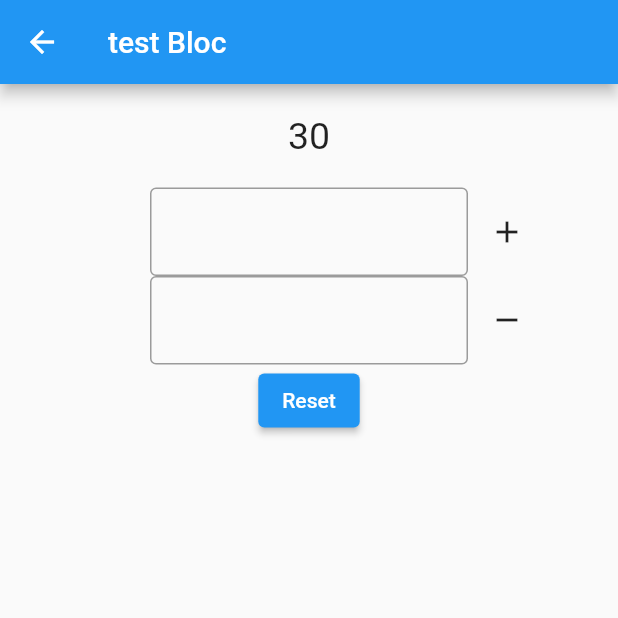
After one commit to banam10a10/flutter, a Flutter app: the Home screen opened by its route, in the side drawer, after a tap on "Test Bloc", on a phone screen of 412 x 824 dp, the top half of it. The commit adds this screen. Run offline on Flutter 3.47's test engine with Material 2 defaults, Android fonts, the phone set to English and light mode, and no system bars; drawn by our look-alikes of keyboard_dismisser.

Commit message:
update file

```diff
--- a/flutter_test1/lib/src/Drawer.dart
+++ b/flutter_test1/lib/src/Drawer.dart
@@ -1,4 +1,6 @@
 import 'package:flutter/material.dart';
+import 'package:flutter_test1/src/UI/TestBloc.dart';
+import 'package:flutter_test1/src/UI/TestBloc2.dart';
 
 class DrawerScreen extends StatelessWidget {
   @override
@@ -63,6 +65,32 @@ class DrawerScreen extends StatelessWidget {
               Navigator.pushNamed(context, '/login');
             },
           ),
+          ListTile(
+            leading: Icon(Icons.logout),
+            title: Text(
+              'Test Bloc',
+              style: TextStyle(
+                fontWeight: FontWeight.bold,
+                fontSize: 18,
+              ),
+            ),
+            onTap: () {
+              Navigator.push(context, MaterialPageRoute(builder: (context) => TestBloc()));
+            },
+          ),
+          ListTile(
+            leading: Icon(Icons.logout),
+            title: Text(
+              'Bloc2',
+              style: TextStyle(
+                fontWeight: FontWeight.bold,
+                fontSize: 18,
+              ),
+            ),
+            onTap: () {
+              Navigator.push(context, MaterialPageRoute(builder: (context) => Bloc2()));
+            },
+          ),
         ],
       ),
     );
--- /dev/null
+++ b/flutter_test1/lib/src/UI/TestBloc.dart
@@ -0,0 +1,101 @@
+import 'dart:ui';
+
+import 'package:flutter/material.dart';
+import 'package:flutter/services.dart';
+import 'package:flutter_test1/src/blocs/Testblocs.dart';
+import 'package:keyboard_dismisser/keyboard_dismisser.dart';
+
+class TestBloc extends StatefulWidget {
+  @override
+  _TestBlocState createState() => _TestBlocState();
+}
+
+class _TestBlocState extends State<TestBloc> {
+  TextEditingController incre = new TextEditingController();
+  TextEditingController decre = new TextEditingController();
+
+  BlocTest bloc = new BlocTest();
+
+  @override
+  Widget build(BuildContext context) {
+    return Scaffold(
+        appBar: AppBar(
+          title: Text('test Bloc'),
+        ),
+        body: KeyboardDismisser(
+            child: SingleChildScrollView(
+                child: Column(
+                  children: [
+                    Padding(
+                      padding: const EdgeInsets.only(top: 20, bottom: 20),
+                      child: StreamBuilder(
+                          stream: bloc.OutputStream,
+                          initialData: 30,
+                          builder: (context, snapshot) => Text(
+                                snapshot.data.toString(),
+                                style: TextStyle(fontSize: 25),
+                              )),
+                    ),
+                    Stack(
+                      alignment: AlignmentDirectional.centerEnd,
+                      children: [
+                        Padding(
+                          padding: const EdgeInsets.only(right: 100, left: 100),
+                          child: TextField(
+                            controller: incre,
+                            keyboardType: TextInputType.number,
+                            inputFormatters: [FilteringTextInputFormatter.digitsOnly],
+                            decoration: InputDecoration(
+                              border: OutlineInputBorder(
+                                  borderSide:
+                                      BorderSide(color: Colors.black, width: 1)),
+                            ),
+                          ),
+                        ),
+                        Padding(
+                            padding: EdgeInsets.only(right: 50),
+                            child: GestureDetector(
+                              child: IconButton(
+                                  icon: Icon(Icons.add),
+                                  onPressed: () {
+                                    bloc.InputController.sink.add(Increment(incre.text));
+                                  }),
+                            )),
+                      ],
+                    ),
+                    Stack(
+                      alignment: AlignmentDirectional.centerEnd,
+                      children: [
+                        Padding(
+                          padding: const EdgeInsets.only(right: 100, left: 100),
+                          child: TextField(
+                            controller: decre,
+                            keyboardType: TextInputType.number,
+                            inputFormatters: [FilteringTextInputFormatter.digitsOnly],
+                            decoration: InputDecoration(
+                              border: OutlineInputBorder(
+                                  borderSide:
+                                      BorderSide(color: Colors.black, width: 1)),
+                            ),
+                          ),
+                        ),
+                        Padding(
+                          padding: EdgeInsets.only(right: 50),
+                            child: GestureDetector(
+                                child: IconButton(
+                                    icon: Icon(Icons.remove),
+                                    onPressed: () {
+                                      bloc.InputController.sink.add(Decrement(decre.text));
+                                    }),
+                        )),
+                      ],
+                    ),
+                    ElevatedButton(
+                        onPressed: () {
+                          bloc.InputController.sink.add(Reset());
+                        },
+                        child: Text('Reset'))
+          ],
+        ))));
+  }
+}
--- /dev/null
+++ b/flutter_test1/lib/src/blocs/Testblocs.dart
@@ -0,0 +1,58 @@
+import 'dart:async';
+
+class BlocTest {
+  int Num = 30;
+
+  StreamController InputController = new StreamController<Input>();
+  StreamController Output = new StreamController();
+
+  Stream get InputStream => InputController.stream;
+
+  Stream get OutputStream => Output.stream;
+
+  BlocTest() {
+    InputStream.listen((event) {
+      if (event is Increment) {
+        var i = toNumber.StringToNumber(event.increment);
+        Num += i;
+      } else if (event is Decrement) {
+        var i = toNumber.StringToNumber(event.decrement);
+        Num -= i;
+      } else
+        Num = 0;
+      Output.sink.add(Num);
+    });
+  }
+
+  void dispose() {
+    InputController.close();
+    Output.close();
+  }
+}
+
+abstract class Input {}
+
+class Increment extends Input {
+  Increment(this.increment);
+
+  final String increment;
+}
+
+class Decrement extends Input {
+  Decrement(this.decrement);
+  final String decrement;
+}
+
+class Reset extends Input {}
+
+class toNumber {
+  static StringToNumber(String string) {
+    var sum = 0;
+    var num = string.codeUnits.toList();
+    for (var i in num) {
+      i -= 48;
+      sum = sum * 10 + i;
+    }
+    return sum;
+  }
+}
```
Also changed, not shown: flutter_test1/lib/src/UI/TestBloc2.dart (added, +65 -0 lines), flutter_test1/lib/src/Validators/Validations.dart (+11 -0 lines), flutter_test1/lib/src/blocs/Register_blocs.dart (+12 -0 lines), flutter_test1/lib/src/blocs/blocs2.dart (added, +22 -0 lines).
